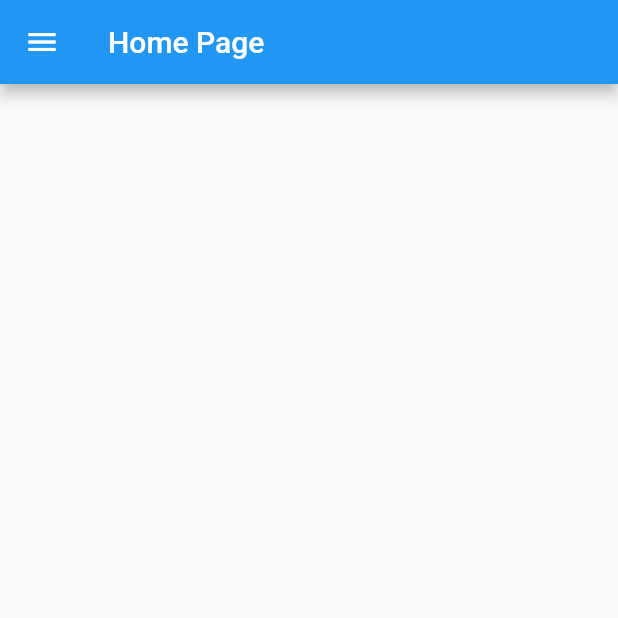
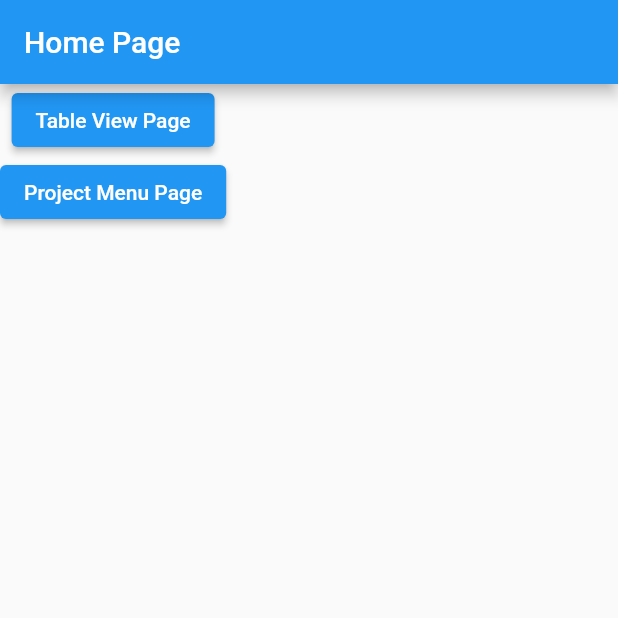
Before and after one commit to HassanButt2019/sql_table, a Flutter app: the screen it shows after launch, on a phone screen of 412 x 824 dp, the top half of it. Run offline on Flutter 3.47's test engine with Material 2 defaults, Android fonts, the phone set to English and light mode, and no system bars; our stand-ins replace pdf, printing, sqflite; accounts and stored records are empty.

Commit message:
check commit

```diff
--- a/lib/app.dart
+++ b/lib/app.dart
@@ -1,6 +1,10 @@
 import 'package:flutter/cupertino.dart';
 import 'package:flutter/material.dart';
+import 'package:flutter_sqllite_table_view/pages/column_slider.dart';
 import 'package:flutter_sqllite_table_view/pages/home_page.dart';
+import 'package:flutter_sqllite_table_view/pages/project_menu_page.dart';
+import 'package:flutter_sqllite_table_view/pages/table_view_page.dart';
+import 'package:flutter_sqllite_table_view/pages/pdf_preview_page.dart';
 import 'package:flutter_sqllite_table_view/pages/table_detail_page.dart';
 import 'package:flutter_sqllite_table_view/providers/database_provider.dart';
 import 'package:provider/provider.dart';
@@ -19,7 +23,11 @@ class MyApp extends StatelessWidget {
       initialRoute: '/',
       home: HomePage(),
       routes: {
+        '/table_view_page':(context)=>TableViewPage(),
         '/table_detail_page':(context)=>TableDetailPage(),
+        '/pdf_preview_page':(context)=>PdfPreviewPage(),
+        '/project_menu_page':(context)=>ProjectMenuPage(),
+        '/column_slider':(context)=>ColumnSlider(totalColumns: 2,),
 
       },
 
--- /dev/null
+++ b/lib/menu_tile_model.dart
@@ -0,0 +1,15 @@
+class MenuTileModel{
+  String menuName;
+  int id;
+  int imageName;
+  MenuTileModel({
+    required this.menuName,
+    required this.id,
+    required this.imageName
+});
+  factory MenuTileModel.fromMap(Map<String,dynamic> map){
+    return MenuTileModel(menuName: map['MenuName'], id: map['ID'],
+        imageName: map['ImageName']);
+  }
+
+}
--- a/lib/pages/home_page.dart
+++ b/lib/pages/home_page.dart
@@ -4,74 +4,35 @@ import 'package:flutter_sqllite_table_view/config/screen_config.dart';
 import 'package:flutter_sqllite_table_view/providers/database_provider.dart';
 import 'package:provider/provider.dart';
 
-
-class HomePage extends StatelessWidget {
+class HomePage extends StatefulWidget {
   const HomePage({Key? key}) : super(key: key);
 
   @override
+  _HomePageState createState() => _HomePageState();
+}
+
+class _HomePageState extends State<HomePage> {
+  @override
   Widget build(BuildContext context) {
-    Provider.of<DatabaseProvider>(context,listen:false).readTableName();
     ScreenConfig().init(context);
     return Scaffold(
-      drawer: Drawer(
-        child: ListView(
-          // Important: Remove any padding from the ListView.
-          padding: EdgeInsets.zero,
-          children: <Widget>[
-            DrawerHeader(
-              decoration: BoxDecoration(
-                color: Colors.blue,
-              ),
-              child: Text('Drawer Header'),
-            ),
-            ListTile(
-              title: Text('Item 1'),
-              onTap: () {
-                // Update the state of the app.
-                // ...
-              },
-            ),
-            ListTile(
-              title: Text('Item 2'),
-              onTap: () {
-                // Update the state of the app.
-                // ...
-              },
-            ),
-          ],
-        ),
-      ),
       appBar: AppBar(
         title: Text("Home Page"),
       ),
-      body: FutureBuilder(
-        future: Provider.of<DatabaseProvider>(context,listen: false).readTableName(),
-        builder: (context,snapshot){
-          if(snapshot.hasData){
-            return SizedBox(
-              height: ScreenConfig.screenHeight,
-              width: ScreenConfig.screenWidth,
-              child: ListView.builder(
-                  itemCount: (snapshot.data! as List).length,
-                  itemBuilder: (context,index){
-                    return ListTile(
-                      title: Text((snapshot.data! as List)[index]['name']),
-                      onTap: (){
-                        Provider.of<DatabaseProvider>(context,listen: false).getTable((snapshot.data! as List)[index]['name']).then((value) {
-                          Navigator.pushNamed(context, '/table_detail_page');
-                        });
+      body: Column(
+        children: [
+          ElevatedButton(onPressed: (){
+            Navigator.pushNamed(context, '/table_view_page');
+          }, child: Text("Table View Page")),
+          ElevatedButton(onPressed: (){
+            Provider.of<DatabaseProvider>(context,listen:false).getProjectMenuTable().then((value) {
+              Navigator.pushNamed(context, '/project_menu_page');
+    });
 
+          }, child: Text("Project Menu Page")),
 
-                      },
-                    );
-
-                  }),
-            );
-          }
-
-          return CircularProgressIndicator();
-        },
-      )
+        ],
+      ),
     );
   }
 }
--- a/pubspec.yaml
+++ b/pubspec.yaml
@@ -32,6 +32,8 @@ dependencies:
   path_provider: ^2.0.2
   provider: ^5.0.0
   pdf: ^3.4.2
+  printing: ^5.4.3
+  slide_popup_dialog: ^0.0.2
 dev_dependencies:
   flutter_test:
     sdk: flutter
```
Also changed, not shown: lib/pages/column_slider.dart (added, +48 -0 lines), lib/pages/pdf_preview_page.dart (added, +32 -0 lines), lib/pages/project_menu_page.dart (added, +59 -0 lines), lib/pages/table_detail_page.dart (+100 -11 lines), lib/pages/table_view_page.dart (added, +77 -0 lines), lib/providers/database_provider.dart (+16 -0 lines), pubspec.lock, 2 other files.
